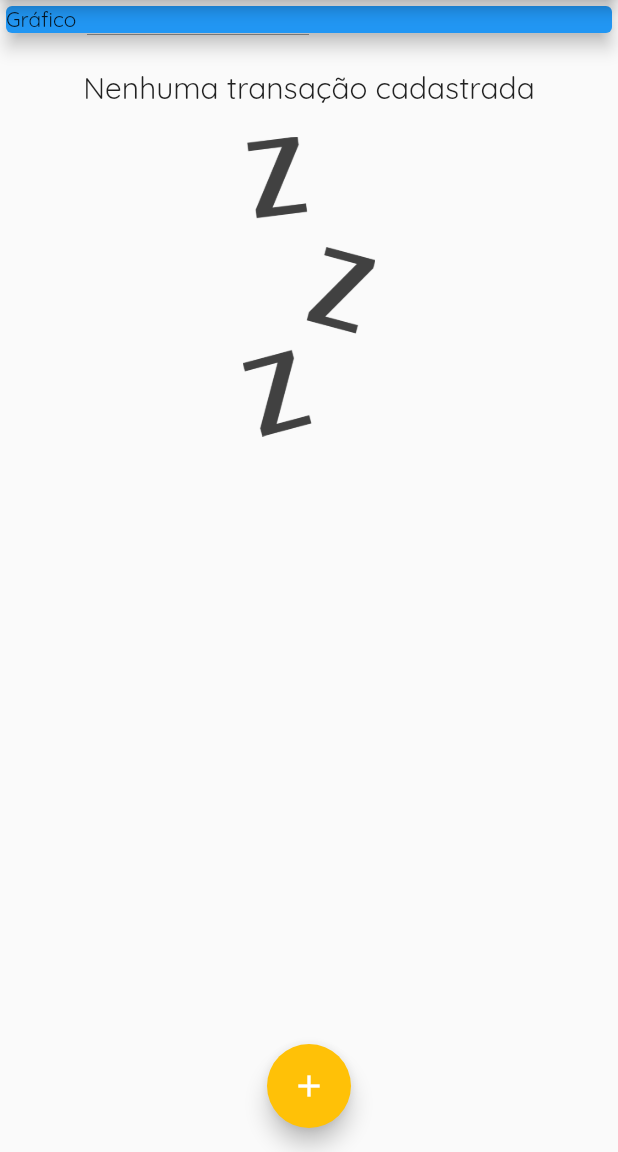
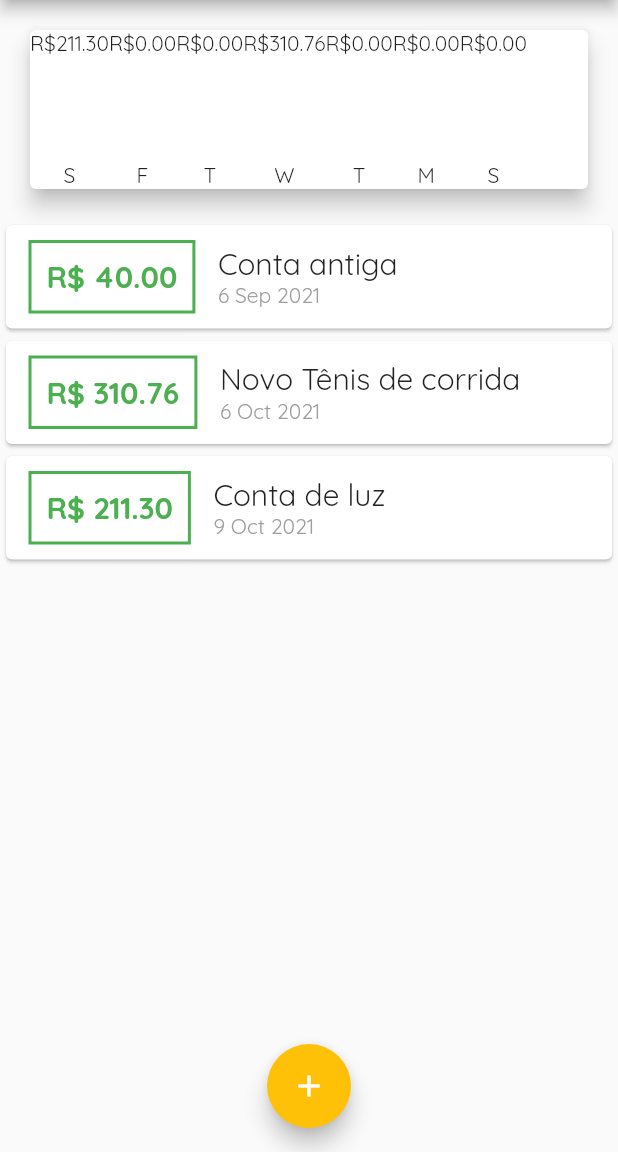
Before and after one commit to DionerWeiss/expenses, a Flutter app: the screen it shows after launch, on a phone screen of 412 x 824 dp, the part 84-1236 px from its top. Run offline on Flutter 3.47's test engine with Material 2 defaults, Android fonts, the phone set to English and light mode, and no system bars.

Commit message:
add chart component

```diff
--- /dev/null
+++ b/lib/components/chart.dart
@@ -0,0 +1,55 @@
+import 'package:expenses/components/chart_bar.dart';
+import 'package:flutter/material.dart';
+import 'package:intl/intl.dart';
+import '../models/transaction.dart';
+
+class Chart extends StatelessWidget {
+  Chart(this.recentTransaction, {Key? key}) : super(key: key);
+
+  final List<Transaction> recentTransaction;
+
+  List<Map<String, Object>> get groupedTransactions {
+    return List.generate(7, (index) {
+      final weekDay = DateTime.now().subtract(
+        Duration(days: index),
+      );
+
+      double totalSum = 0.0;
+
+      for (var i = 0; i < recentTransaction.length; i++) {
+        bool sameDay = recentTransaction[i].date.day == weekDay.day;
+        bool sameMonth = recentTransaction[i].date.month == weekDay.month;
+        bool sameYear = recentTransaction[i].date.year == weekDay.year;
+
+        if (sameDay && sameMonth && sameYear) {
+          totalSum += recentTransaction[i].value;
+        }
+      }
+
+      print(DateFormat.E().format(weekDay)[0]);
+      print(totalSum);
+
+      return {
+        'day': DateFormat.E().format(weekDay)[0],
+        'value': totalSum,
+      };
+    });
+  }
+
+  @override
+  Widget build(BuildContext context) {
+    return Card(
+      elevation: 6,
+      margin: const EdgeInsets.all(20),
+      child: Row(
+        children: groupedTransactions
+            .map((tr) => ChartBar(
+                  label: tr['day'].toString(),
+                  value: tr.cast()['value'],
+                  percentage: 100,
+                ))
+            .toList(),
+      ),
+    );
+  }
+}
--- /dev/null
+++ b/lib/components/chart_bar.dart
@@ -0,0 +1,35 @@
+import 'package:flutter/material.dart';
+
+class ChartBar extends StatelessWidget {
+  ChartBar({
+    required this.label,
+    required this.value,
+    required this.percentage,
+    Key? key,
+  }) : super(key: key);
+
+  final String label;
+  final double value;
+  final double percentage;
+
+  @override
+  Widget build(BuildContext context) {
+    return Column(
+      children: [
+        Text('R\$${value.toStringAsFixed(2)}'),
+        const SizedBox(
+          height: 5,
+        ),
+        Container(
+          height: 60,
+          width: 10,
+          child: null,
+        ),
+        const SizedBox(
+          height: 5,
+        ),
+        Text(label),
+      ],
+    );
+  }
+}
--- a/lib/main.dart
+++ b/lib/main.dart
@@ -1,3 +1,4 @@
+import 'package:expenses/components/chart.dart';
 import 'package:expenses/components/transaction_form.dart';
 import 'package:flutter/material.dart';
 import 'dart:math';
@@ -45,26 +46,44 @@ class MyHomePage extends StatefulWidget {
 
 class _MyHomePageState extends State<MyHomePage> {
   final List<Transaction> _transactions = [
-    // Transaction(
-    //   id: 't1',
-    //   title: 'Novo Tênis de corrida',
-    //   value: 310.76,
-    //   date: DateTime.now(),
-    // ),
-    // Transaction(
-    //   id: 't2',
-    //   title: 'Conta de luz',
-    //   value: 211.30,
-    //   date: DateTime.now(),
-    // ),
+    Transaction(
+      id: 't0',
+      title: 'Conta antiga',
+      value: 40,
+      date: DateTime.now().subtract(const Duration(days: 33)),
+    ),
+    Transaction(
+      id: 't1',
+      title: 'Novo Tênis de corrida',
+      value: 310.76,
+      date: DateTime.now().subtract(const Duration(days: 3)),
+    ),
+    Transaction(
+      id: 't2',
+      title: 'Conta de luz',
+      value: 211.30,
+      date: DateTime.now(),
+    ),
   ];
+
+  List<Transaction> get _recentTransactions {
+    return _transactions
+        .where(
+          (tr) => tr.date.isAfter(
+            DateTime.now().subtract(
+              const Duration(days: 7),
+            ),
+          ),
+        )
+        .toList();
+  }
 
   _addTransaction(String title, double value) {
     final newTransaction = Transaction(
       id: Random().nextDouble().toString(),
       title: title,
       value: value,
-      date: DateTime.now(),
+      date: DateTime.now().subtract(const Duration(days: 4)),
     );
 
     setState(() {
@@ -100,11 +119,7 @@ class _MyHomePageState extends State<MyHomePage> {
         child: Column(
           crossAxisAlignment: CrossAxisAlignment.stretch,
           children: [
-            const Card(
-              color: Colors.blue,
-              elevation: 5,
-              child: Text('Gráfico'),
-            ),
+            Chart(_recentTransactions),
             TransactionList(_transactions),
           ],
         ),
```
